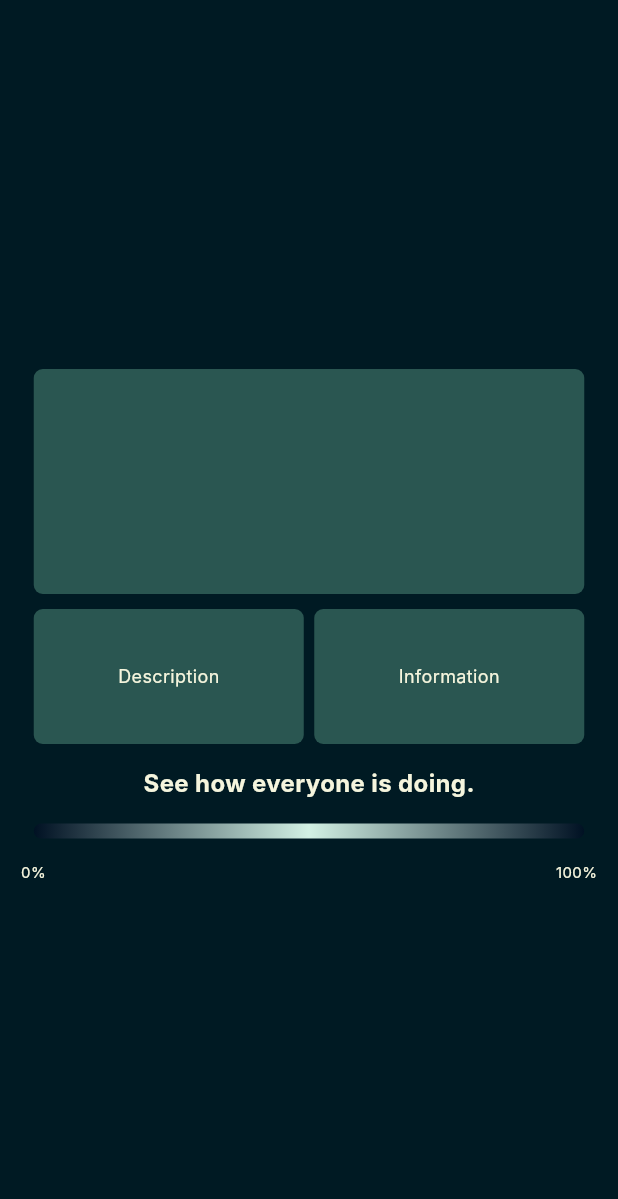
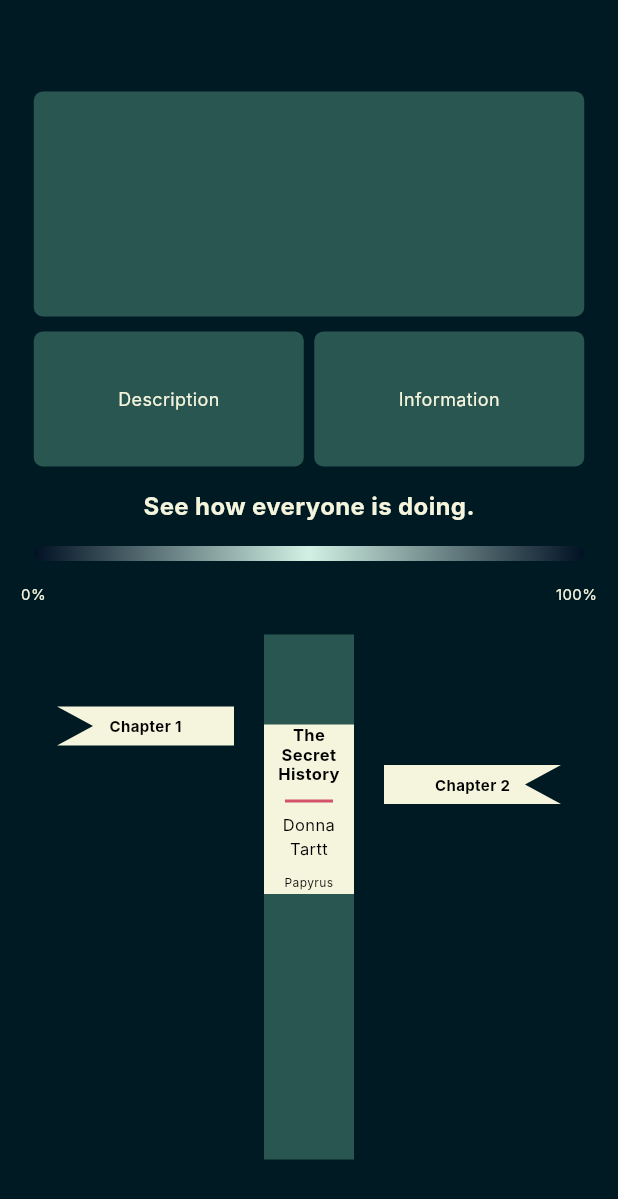
Before and after one commit to SamerSawan/Papyrus_v2, a Flutter app: the screen it shows after launch, on a phone screen of 412 x 824 dp. Shown: the top 1199 px of the screen. Run offline on Flutter 3.47's test engine with Material 3 defaults, Android fonts, the phone set to English and light mode, and no system bars; Roboto replaces fonts that are missing (Inter).

Commit message:
book timeline

```diff
--- /dev/null
+++ b/lib/book_timeline.dart
@@ -0,0 +1,162 @@
+import 'package:flutter/material.dart';
+import 'package:flutter/widgets.dart';
+
+class BookTimeline extends StatelessWidget {
+  const BookTimeline({super.key});
+
+  @override
+  Widget build(context) {
+  return Row(
+    mainAxisAlignment: MainAxisAlignment.center,
+    crossAxisAlignment: CrossAxisAlignment.center,
+    children: [
+          Container(
+          margin: const EdgeInsets.only(bottom:208, right: 20),
+          width: 118,
+          height: 26,
+          child: Stack(
+            alignment: Alignment.center,
+            children: [
+            CustomPaint(
+            painter: BookmarkChapterLeft(),
+          ),
+          const Text('Chapter 1',
+        style: TextStyle(
+            color: Color.fromARGB(255, 0, 0, 0),
+            fontFamily: 'Inter',
+            fontSize: 10,
+            fontWeight: FontWeight.bold
+          )
+          )
+            ]
+          ),
+        ),
+    Stack(
+children: [
+Container(
+  margin: const EdgeInsets.only(top: 20),
+  width: 60,
+  height: 350,
+  color: const Color(0x8053917E)
+              ),
+Container(
+  margin: const EdgeInsets.only(top: 80),
+  width: 60,
+  height: 113,
+  color: const Color.fromRGBO(245, 245, 221, 1),
+  child: const Column(
+    children: [Text('The Secret History',
+      textAlign: TextAlign.center,
+        style: TextStyle(
+            color: Color.fromARGB(255, 0, 0, 0),
+            height:1.2,
+            fontFamily: 'Inter',
+            fontSize: 11,
+            fontWeight: FontWeight.bold
+          )
+          ),
+          SizedBox(height: 20),
+          Text('Donna Tartt',
+      textAlign: TextAlign.center,
+        style: TextStyle(
+            color: Color.fromARGB(255, 0, 0, 0),
+            fontFamily: 'Inter',
+            fontSize: 11,
+          )
+          ),
+          SizedBox(height: 8),
+          Text('Papyrus',
+      textAlign: TextAlign.center,
+        style: TextStyle(
+            color: Color.fromARGB(255, 0, 0, 0),
+            fontFamily: 'Inter',
+            fontSize: 8,
+          )
+          )
+          ]
+           )
+),
+Container(
+  margin: const EdgeInsets.only(top: 130, left: 14),
+  alignment: Alignment.center,
+  width: 32,
+  height: 2,
+  color: const Color(0xFFD35269)
+)
+]
+      ),
+        Container(
+          margin: const EdgeInsets.only(bottom:130, left:20),
+          width: 118,
+          height: 26,
+          child: Stack(
+             alignment: Alignment.center,
+            children: [CustomPaint(
+            painter: BookmarkChapterRight(),
+          ),
+          const Text('Chapter 2',
+        style: TextStyle(
+            color: Color.fromARGB(255, 0, 0, 0),
+            //height: 2.5,
+            fontFamily: 'Inter',
+            fontSize: 10,
+            fontWeight: FontWeight.bold
+          )
+          )
+            ]
+          ),
+        )
+        ]
+      );
+}
+}
+
+class BookmarkChapterLeft extends CustomPainter {
+  @override
+  void paint(Canvas canvas, Size size) {
+    var paint = Paint()
+      ..color = const Color(0xFFF5F5DD)
+      ..strokeWidth = 1;
+
+    final path = Path();
+
+    path.moveTo(-59, -13);
+    path.lineTo(59, -13);
+    path.lineTo(59, 13);
+    path.lineTo(-59, 13);
+    path.lineTo(-35, 0);
+    path.close();
+
+    canvas.drawPath(path, paint);
+  }
+
+  @override
+  bool shouldRepaint(CustomPainter oldDelegate) {
+    return true;
+  }
+}
+
+class BookmarkChapterRight extends CustomPainter {
+  @override
+  void paint(Canvas canvas, Size size) {
+    var paint = Paint()
+      ..color = const Color(0xFFF5F5DD)
+      ..strokeWidth = 1;
+
+    final path = Path();
+
+    path.moveTo(-59, 13);
+    path.lineTo(59, 13);
+    path.lineTo(35, 0);
+    path.lineTo(59, -13);
+    path.lineTo(-59, -13);
+    path.close();
+
+    canvas.drawPath(path, paint);
+  }
+
+  @override
+  bool shouldRepaint(CustomPainter oldDelegate) {
+    return true;
+  }
+}
--- a/lib/main.dart
+++ b/lib/main.dart
@@ -1,4 +1,5 @@
 import 'package:flutter/material.dart';
+import 'package:papyrus/book_timeline.dart';
 import 'package:papyrus/reading_progress.dart';
 import 'description_box.dart';
 
@@ -12,7 +13,7 @@ void main() {
         mainAxisAlignment: MainAxisAlignment.center,
         crossAxisAlignment: CrossAxisAlignment.center,
         children: [BookCard(),
-          DescriptionBox(), ReadingProgress(),
+          DescriptionBox(), ReadingProgress(), BookTimeline()
         ],
       ),
     ),
```
Also changed, not shown: 1 other file.
